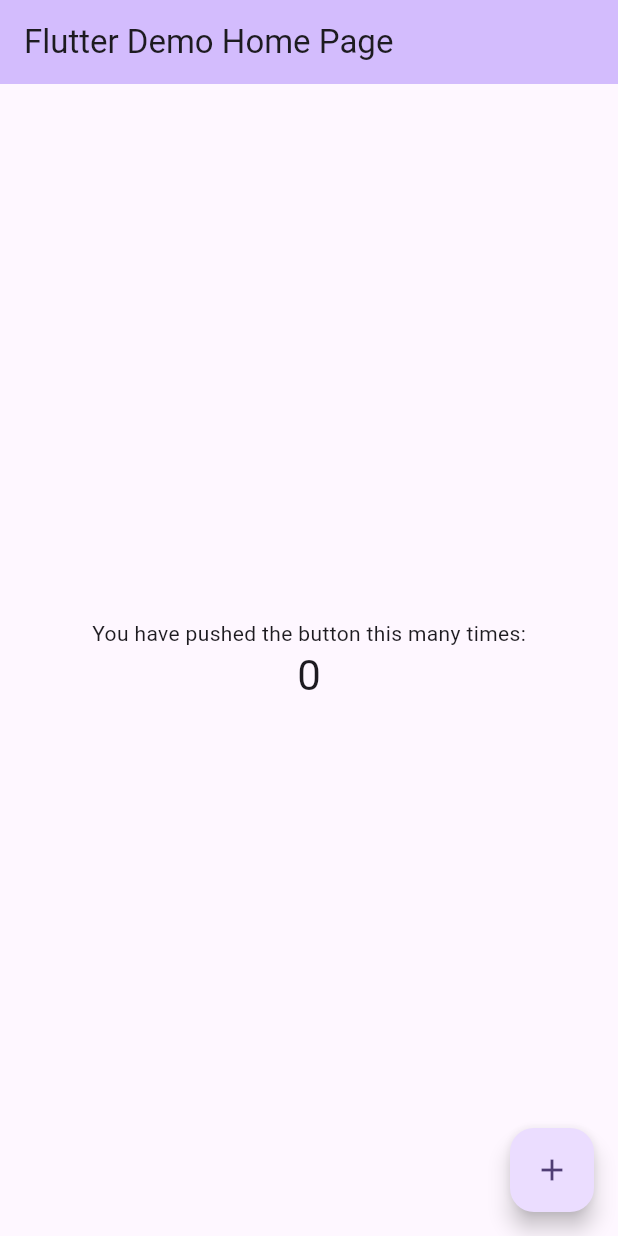
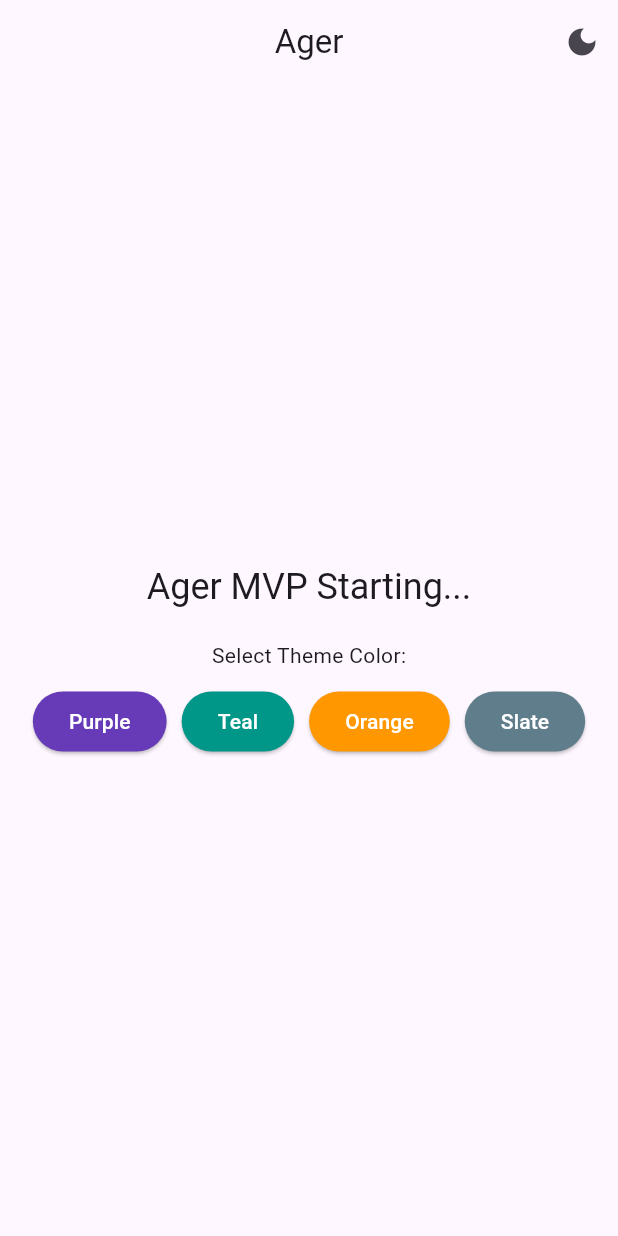
Before and after one commit to ayushprajapati207/Ager, a Flutter app: the screen it shows after launch, on a phone screen of 412 x 824 dp. Run offline on Flutter 3.47's test engine with Material 3 defaults, Android fonts, the phone set to English and light mode, and no system bars.

Commit message:
implement dynamic theming and color selection

```diff
--- a/lib/main.dart
+++ b/lib/main.dart
@@ -1,122 +1,123 @@
 import 'package:flutter/material.dart';
 
 void main() {
-  runApp(const MyApp());
+  runApp(const AgerApp());
 }
 
-class MyApp extends StatelessWidget {
-  const MyApp({super.key});
+// We use a global ValueNotifier for the MVP so any widget can swap the theme instantly.
+// In a production app, this would live in a state management solution (like Riverpod or Bloc),
+// but ValueNotifier is perfect and native for our current scope.
+final ValueNotifier<ThemeMode> themeNotifier = ValueNotifier(ThemeMode.system);
+// We also track the seed color so we can implement multiple custom themes later.
+final ValueNotifier<Color> colorNotifier = ValueNotifier(Colors.deepPurple);
 
-  // This widget is the root of your application.
+class AgerApp extends StatelessWidget {
+  const AgerApp({super.key});
+
   @override
   Widget build(BuildContext context) {
-    return MaterialApp(
-      title: 'Flutter Demo',
-      theme: ThemeData(
-        // This is the theme of your application.
-        //
-        // TRY THIS: Try running your application with "flutter run". You'll see
-        // the application has a purple toolbar. Then, without quitting the app,
-        // try changing the seedColor in the colorScheme below to Colors.green
-        // and then invoke "hot reload" (save your changes or press the "hot
-        // reload" button in a Flutter-supported IDE, or press "r" if you used
-        // the command line to start the app).
-        //
-        // Notice that the counter didn't reset back to zero; the application
-        // state is not lost during the reload. To reset the state, use hot
-        // restart instead.
-        //
-        // This works for code too, not just values: Most code changes can be
-        // tested with just a hot reload.
-        colorScheme: .fromSeed(seedColor: Colors.deepPurple),
-      ),
-      home: const MyHomePage(title: 'Flutter Demo Home Page'),
+    return ValueListenableBuilder<ThemeMode>(
+      valueListenable: themeNotifier,
+      builder: (context, currentMode, _) {
+        return ValueListenableBuilder<Color>(
+          valueListenable: colorNotifier,
+          builder: (context, seedColor, _) {
+            return MaterialApp(
+              title: 'Ager',
+              debugShowCheckedModeBanner: false,
+              // Light Theme Configuration
+              theme: ThemeData(
+                colorScheme: ColorScheme.fromSeed(
+                  seedColor: seedColor,
+                  brightness: Brightness.light,
+                ),
+                useMaterial3: true,
+              ),
+              // Dark Theme Configuration
+              darkTheme: ThemeData(
+                colorScheme: ColorScheme.fromSeed(
+                  seedColor: seedColor,
+                  brightness: Brightness.dark,
+                ),
+                useMaterial3: true,
+              ),
+              // The mode is controlled by our ValueNotifier
+              themeMode: currentMode,
+              home: const HomeShell(),
+            );
+          },
+        );
+      },
     );
   }
 }
 
-class MyHomePage extends StatefulWidget {
-  const MyHomePage({super.key, required this.title});
-
-  // This widget is the home page of your application. It is stateful, meaning
-  // that it has a State object (defined below) that contains fields that affect
-  // how it looks.
-
-  // This class is the configuration for the state. It holds the values (in this
-  // case the title) provided by the parent (in this case the App widget) and
-  // used by the build method of the State. Fields in a Widget subclass are
-  // always marked "final".
-
-  final String title;
-
-  @override
-  State<MyHomePage> createState() => _MyHomePageState();
-}
-
-class _MyHomePageState extends State<MyHomePage> {
-  int _counter = 0;
-
-  void _incrementCounter() {
-    setState(() {
-      // This call to setState tells the Flutter framework that something has
-      // changed in this State, which causes it to rerun the build method below
-      // so that the display can reflect the updated values. If we changed
-      // _counter without calling setState(), then the build method would not be
-      // called again, and so nothing would appear to happen.
-      _counter++;
-    });
-  }
+class HomeShell extends StatelessWidget {
+  const HomeShell({super.key});
 
   @override
   Widget build(BuildContext context) {
-    // This method is rerun every time setState is called, for instance as done
-    // by the _incrementCounter method above.
-    //
-    // The Flutter framework has been optimized to make rerunning build methods
-    // fast, so that you can just rebuild anything that needs updating rather
-    // than having to individually change instances of widgets.
+    final isDark = Theme.of(context).brightness == Brightness.dark;
+
     return Scaffold(
       appBar: AppBar(
-        // TRY THIS: Try changing the color here to a specific color (to
-        // Colors.amber, perhaps?) and trigger a hot reload to see the AppBar
-        // change color while the other colors stay the same.
-        backgroundColor: Theme.of(context).colorScheme.inversePrimary,
-        // Here we take the value from the MyHomePage object that was created by
-        // the App.build method, and use it to set our appbar title.
-        title: Text(widget.title),
+        title: const Text('Ager'),
+        centerTitle: true,
+        actions: [
+          // A simple button to toggle between Light and Dark mode
+          IconButton(
+            icon: Icon(isDark ? Icons.light_mode : Icons.dark_mode),
+            onPressed: () {
+              themeNotifier.value = isDark ? ThemeMode.light : ThemeMode.dark;
+            },
+            tooltip: 'Toggle Theme',
+          ),
+        ],
       ),
       body: Center(
-        // Center is a layout widget. It takes a single child and positions it
-        // in the middle of the parent.
         child: Column(
-          // Column is also a layout widget. It takes a list of children and
-          // arranges them vertically. By default, it sizes itself to fit its
-          // children horizontally, and tries to be as tall as its parent.
-          //
-          // Column has various properties to control how it sizes itself and
-          // how it positions its children. Here we use mainAxisAlignment to
-          // center the children vertically; the main axis here is the vertical
-          // axis because Columns are vertical (the cross axis would be
-          // horizontal).
-          //
-          // TRY THIS: Invoke "debug painting" (choose the "Toggle Debug Paint"
-          // action in the IDE, or press "p" in the console), to see the
-          // wireframe for each widget.
-          mainAxisAlignment: .center,
+          mainAxisAlignment: MainAxisAlignment.center,
           children: [
-            const Text('You have pushed the button this many times:'),
             Text(
-              '$_counter',
-              style: Theme.of(context).textTheme.headlineMedium,
+              'Ager MVP Starting...',
+              style: Theme.of(context).textTheme.headlineSmall,
+            ),
+            const SizedBox(height: 20),
+            const Text('Select Theme Color:'),
+            const SizedBox(height: 10),
+            Wrap(
+              spacing: 10,
+              children: [
+                _ColorButton(color: Colors.deepPurple, name: 'Purple'),
+                _ColorButton(color: Colors.teal, name: 'Teal'),
+                _ColorButton(color: Colors.orange, name: 'Orange'),
+                _ColorButton(color: Colors.blueGrey, name: 'Slate'),
+              ],
             ),
           ],
         ),
       ),
-      floatingActionButton: FloatingActionButton(
-        onPressed: _incrementCounter,
-        tooltip: 'Increment',
-        child: const Icon(Icons.add),
-      ),
     );
   }
 }
+
+class _ColorButton extends StatelessWidget {
+  final Color color;
+  final String name;
+
+  const _ColorButton({required this.color, required this.name});
+
+  @override
+  Widget build(BuildContext context) {
+    return ElevatedButton(
+      style: ElevatedButton.styleFrom(
+        backgroundColor: color,
+        foregroundColor: Colors.white,
+      ),
+      onPressed: () {
+        colorNotifier.value = color;
+      },
+      child: Text(name),
+    );
+  }
+}
```
Also changed, not shown: 1 other file.
